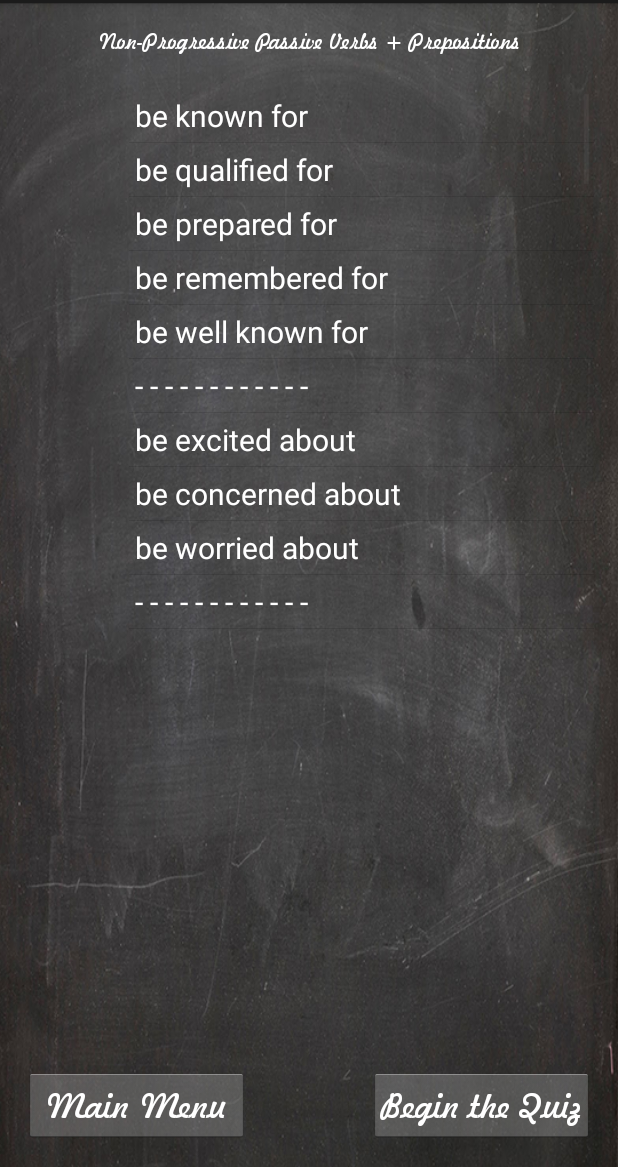
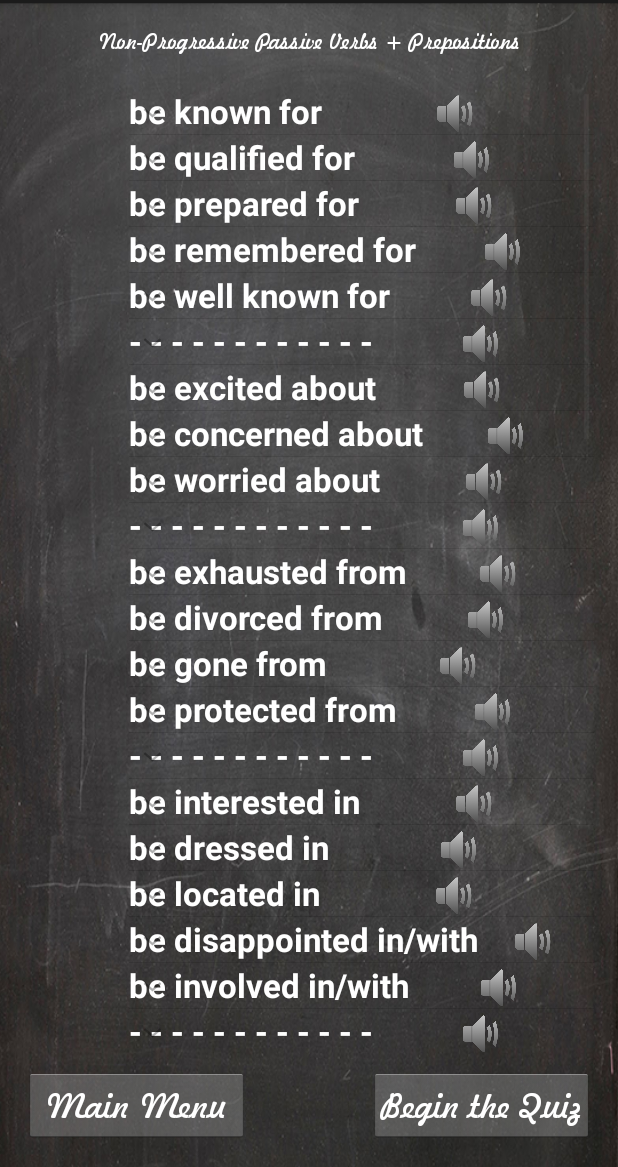
Before and after one commit to mobilotest/english_quiz, an Android app: the GrammarActivity screen opened directly, with no data from a screen before it, on a phone screen of 412 x 824 dp, the part 69-1236 px from its top. Run offline under Robolectric (Android 15) with nearby library versions, the phone set to English and light mode, and no system bars.

Commit message:
New Expandable list view added with Sound icons

```diff
--- a/app/src/main/java/sergio1tsov/english_quiz/com/englishquiz/GrammarActivity.java
+++ b/app/src/main/java/sergio1tsov/english_quiz/com/englishquiz/GrammarActivity.java
@@ -12,14 +12,18 @@ import android.view.Menu;
 import android.view.MenuItem;
 import android.view.View;
 import android.widget.ArrayAdapter;
+import android.widget.ExpandableListView;
 import android.widget.ListView;
 import android.widget.TextView;
+
+import java.util.ArrayList;
+import java.util.Arrays;
 
 
 public class GrammarActivity extends Activity {
 
-    private ListView mylistview;
-    private ArrayAdapter<String> listAdapter;
+    private ExpandableListView mylistview;
+    private WordListArrayAdapter listAdapter;
     private TextView header;
     private TextView btnMenu;
     private TextView btnQuiz;
@@ -84,10 +88,12 @@ public class GrammarActivity extends Activity {
 
 
 // List:
-        mylistview = (ListView) findViewById(R.id.lvGrammar);
+        mylistview = (ExpandableListView) findViewById(R.id.lvGrammar);
 
-        listAdapter = new ArrayAdapter<String>(this,
-                R.layout.list_white_text, R.id.list_content, getResources().getStringArray(R.array.arrGrammar));
+//        listAdapter = new ArrayAdapter<String>(this,
+//                R.layout.list_white_text, R.id.list_content, getResources().getStringArray(R.array.arrGrammar));
+        ArrayList<String> words = new ArrayList<>(Arrays.asList(getResources().getStringArray(R.array.arrGrammar)));
+        listAdapter = new WordListArrayAdapter(this, words);
         mylistview.setAdapter(listAdapter);
 
 //        mylistview.setTextColor(color.parseColor("#F12345"));
--- /dev/null
+++ b/app/src/main/java/sergio1tsov/english_quiz/com/englishquiz/WordListArrayAdapter.java
@@ -0,0 +1,103 @@
+package sergio1tsov.english_quiz.com.englishquiz;
+
+import android.content.Context;
+import android.graphics.Typeface;
+import android.view.LayoutInflater;
+import android.view.View;
+import android.view.ViewGroup;
+import android.widget.BaseExpandableListAdapter;
+import android.widget.TextView;
+
+import java.util.ArrayList;
+
+/**
+ * Created by sodintso on 6/5/16.
+ */
+public class WordListArrayAdapter extends BaseExpandableListAdapter {
+
+    private Context mContext;
+    private ArrayList <String> mWords;
+
+    public WordListArrayAdapter(Context context, ArrayList<String> words) {
+
+        mContext = context;
+        mWords = words;
+
+    }
+
+    @Override
+    public int getGroupCount() {
+        return mWords.size();
+    }
+
+    @Override
+    public int getChildrenCount(int groupPosition) {
+        return 1;
+    }
+
+    @Override
+    public Object getGroup(int groupPosition) {
+        return mWords.get(groupPosition);
+    }
+
+    @Override
+    public Object getChild(int groupPosition, int childPosition) {
+        return null;
+    }
+
+    @Override
+    public long getGroupId(int groupPosition) {
+        return groupPosition;
+    }
+
+    @Override
+    public long getChildId(int groupPosition, int childPosition) {
+        return childPosition;
+    }
+
+    @Override
+    public boolean hasStableIds() {
+        return false;
+    }
+
+    @Override
+    public View getGroupView(int groupPosition, boolean isExpanded, View convertView, ViewGroup parent) {
+        String word = (String) getGroup(groupPosition);
+        if (convertView == null) {
+            LayoutInflater infalInflater = (LayoutInflater) this.mContext
+                    .getSystemService(Context.LAYOUT_INFLATER_SERVICE);
+            convertView = infalInflater.inflate(R.layout.layout_word_list, null);
+        }
+
+        TextView lblListHeader = (TextView) convertView
+                .findViewById(R.id.txt_word_list);
+        lblListHeader.setTypeface(null, Typeface.BOLD);
+        lblListHeader.setText(word);
+
+        return convertView;
+
+
+    }
+
+    @Override
+    public View getChildView(int groupPosition, int childPosition, boolean isLastChild, View convertView, ViewGroup parent) {
+        //    final String childText = (String) getChild(groupPosition, childPosition);
+
+        if (convertView == null) {
+            LayoutInflater infalInflater = (LayoutInflater) this.mContext
+                    .getSystemService(Context.LAYOUT_INFLATER_SERVICE);
+            convertView = infalInflater.inflate(R.layout.layout_child_word_list, null);
+        }
+
+        TextView txtListChild = (TextView) convertView
+                .findViewById(R.id.txt_child);
+
+        txtListChild.setText("placeholder");
+        return convertView;
+    }
+
+    @Override
+    public boolean isChildSelectable(int groupPosition, int childPosition) {
+        return false;
+    }
+}
--- a/app/src/main/res/layout/activity_grammar.xml
+++ b/app/src/main/res/layout/activity_grammar.xml
@@ -78,17 +78,19 @@
         android:layout_alignParentLeft="true"
         android:alpha="0" />
 
-    <ListView
+    <ExpandableListView
         android:layout_width="fill_parent"
-        android:layout_height="370sp"
+        android:layout_height="fill_parent"
         android:id="@+id/lvGrammar"
         android:background="@android:color/transparent"
         android:cacheColorHint="@android:color/transparent"
         android:listSelector="@android:color/transparent"
-        android:layout_below="@+id/headerQuiz"
         android:layout_toRightOf="@+id/imageView2"
         android:layout_marginTop="22dp"
+        android:layout_marginBottom="10dp"
+        android:layout_below="@+id/headerQuiz"
         android:layout_alignParentRight="true"
-        android:layout_alignParentEnd="true" />
+        android:layout_alignParentEnd="true"
+        android:layout_above="@+id/mainMenuBtn" />
 
 </RelativeLayout>
--- /dev/null
+++ b/app/src/main/res/layout/layout_child_word_list.xml
@@ -0,0 +1,16 @@
+<?xml version="1.0" encoding="utf-8"?>
+<LinearLayout xmlns:android="http://schemas.android.com/apk/res/android"
+    android:orientation="vertical" android:layout_width="match_parent"
+    android:layout_height="match_parent">
+
+    <TextView
+        android:layout_width="match_parent"
+        android:layout_height="match_parent"
+        android:textColor="#FFFFFF"
+        android:layout_marginLeft="50dp"
+        android:layout_marginTop="10dp"
+        android:layout_marginBottom="20dp"
+        android:textAppearance="?android:attr/textAppearanceMedium"
+        android:text="Medium Text"
+        android:id="@+id/txt_child" />
+</LinearLayout>
--- /dev/null
+++ b/app/src/main/res/layout/layout_word_list.xml
@@ -0,0 +1,23 @@
+<?xml version="1.0" encoding="utf-8"?>
+<LinearLayout xmlns:android="http://schemas.android.com/apk/res/android"
+    android:orientation="horizontal" android:layout_width="match_parent"
+    android:layout_height="wrap_content">
+
+    <TextView
+        android:layout_width="wrap_content"
+        android:layout_height="wrap_content"
+        android:textColor="#FFFFFF"
+        android:gravity="left"
+        android:textAppearance="?android:attr/textAppearanceLarge"
+        android:text="Large Text"
+        android:id="@+id/txt_word_list" />
+
+    <ImageView
+        android:layout_width="match_parent"
+        android:layout_height="30dp"
+        android:gravity="right"
+        android:adjustViewBounds="true"
+        android:id="@+id/sound_on"
+        android:src="@drawable/sound_on" />
+
+</LinearLayout>
--- a/app/src/main/res/layout/list_white_text.xml
+++ /dev/null
@@ -1,20 +0,0 @@
-<?xml version="1.0" encoding="utf-8"?>
-
-<!-- Definig a container for you List Item-->
-<LinearLayout xmlns:android="http://schemas.android.com/apk/res/android"
-    xmlns:tools="http://schemas.android.com/tools"
-    android:gravity="center_vertical"
-    android:layout_width="fill_parent"
-    android:layout_height="fill_parent">
-
-    <!-- Defining where should text be placed. You set you text color here-->
-    <TextView
-        android:id="@+id/list_content"
-        android:textColor="#FFFFFF"
-        android:gravity="left"
-        android:textSize="20sp"
-        android:layout_margin="4dip"
-        android:layout_width="fill_parent"
-        android:layout_height="wrap_content"/>
-
-</LinearLayout>
```
Also changed, not shown: app/src/main/res/drawable-hdpi/postit.png (deleted).
